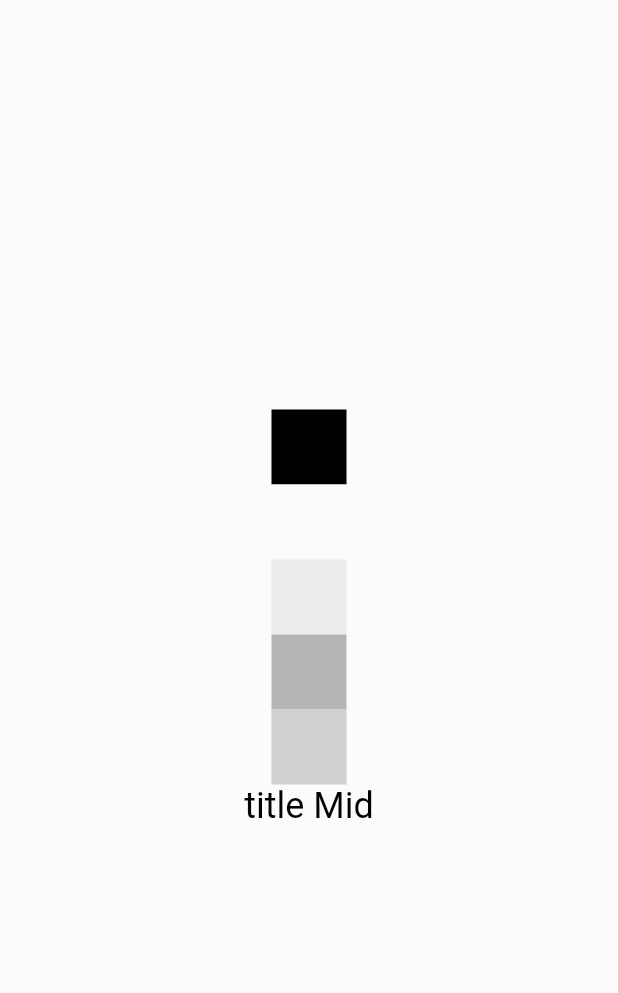
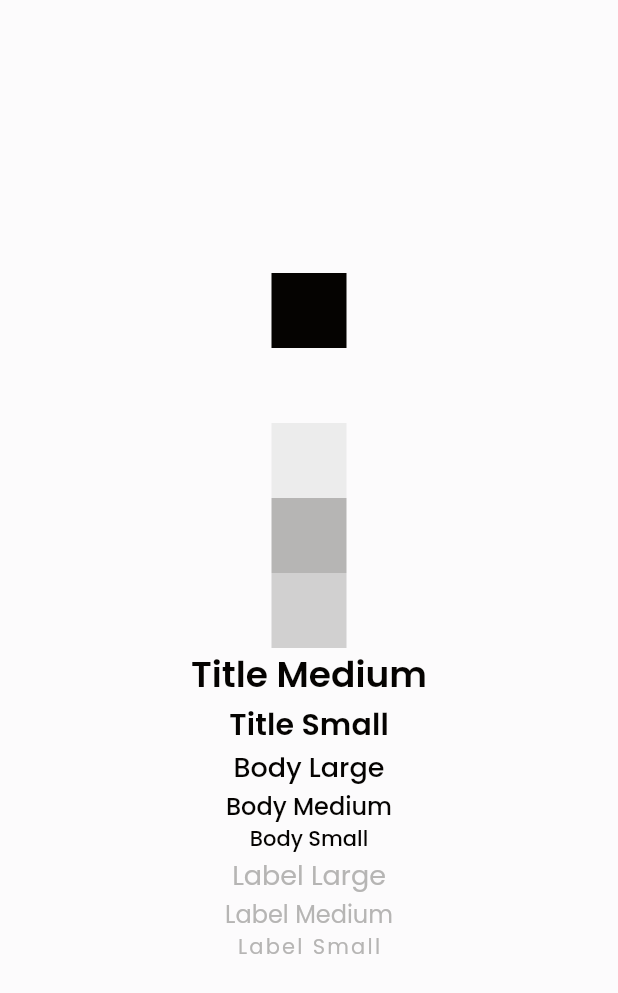
Before and after one commit to athiruj/communication_for_mobile_app_and_esp_module, a Flutter app: the screen it shows after launch, on a phone screen of 412 x 824 dp. Shown: the top 993 px of the screen. Run offline on Flutter 3.47's test engine with Material 2 defaults, Android fonts, the light colour scheme and no system bars.

Commit message:
light themedata Texttheme setup

```diff
--- a/lib/main.dart
+++ b/lib/main.dart
@@ -11,6 +11,7 @@ class MainApp extends StatelessWidget {
   Widget build(BuildContext context) {
     return MaterialApp(
         theme: ThemeData(
+          fontFamily: "Poppins",
           // applyElevationOverlayColor: applyElevationOverlayColor,
           // cupertinoOverrideTheme: cupertinoOverrideTheme,
           // extensions: extensions,
@@ -42,7 +43,7 @@ class MainApp extends StatelessWidget {
           // hintColor: hintColor,
           // hoverColor: hoverColor,
           // indicatorColor: indicatorColor,
-          primaryColor: Colors.black,
+          primaryColor: const Color(0xFF050301),
           // primaryColorDark: primaryColorDark,
           // primaryColorLight: primaryColorLight,
           scaffoldBackgroundColor: const Color(0xFFFCFBFC),
@@ -53,11 +54,38 @@ class MainApp extends StatelessWidget {
           // iconTheme: iconTheme,
           // primaryIconTheme: primaryIconTheme,
           primaryTextTheme: const TextTheme(
-            titleMedium: TextStyle(fontSize: 24,color: Color(0xFF050301)),
-            titleSmall: TextStyle(fontSize: 20,color: Color(0xFF050301)),
-            bodyLarge: TextStyle(fontSize: 18,color: Color(0xFF050301)),
-            bodyMedium: TextStyle(fontSize: 16,color: Color(0xFF050301)),
-            bodySmall: TextStyle(fontSize: 14,color: Color(0xFF050301)),
+            titleMedium: TextStyle(
+                fontSize: 24,
+                color: Color(0xFF050301),
+                fontWeight: FontWeight.w600),
+            titleSmall: TextStyle(
+                fontSize: 20,
+                color: Color(0xFF050301),
+                fontWeight: FontWeight.w600),
+            bodyLarge: TextStyle(
+                fontSize: 18,
+                color: Color(0xFF050301),
+                fontWeight: FontWeight.w500),
+            bodyMedium: TextStyle(
+                fontSize: 16,
+                color: Color(0xFF050301),
+                fontWeight: FontWeight.w500),
+            bodySmall: TextStyle(
+                fontSize: 14,
+                color: Color(0xFF050301),
+                fontWeight: FontWeight.w500),
+            labelLarge: TextStyle(
+                fontSize: 18,
+                color: Color(0xFFB6B5B4),
+                fontWeight: FontWeight.w400),
+            labelMedium: TextStyle(
+                fontSize: 16,
+                color: Color(0xFFB6B5B4),
+                fontWeight: FontWeight.w400),
+            labelSmall: TextStyle(
+                fontSize: 14,
+                color: Color(0xFFB6B5B4),
+                fontWeight: FontWeight.w400),
           ),
           // textTheme: TextTheme(),
           // typography: typography,
@@ -230,7 +258,38 @@ class _MyHomepageState extends State<MyHomepage> {
                 width: 50,
                 color: Theme.of(context).colorScheme.surfaceVariant,
               ),
-              Text("title Mid",style: Theme.of(context).primaryTextTheme.titleMedium,)
+              Text(
+                "Title Medium",
+                style: Theme.of(context).primaryTextTheme.titleMedium,
+              ),
+              Text(
+                "Title Small",
+                style: Theme.of(context).primaryTextTheme.titleSmall,
+              ),
+              Text(
+                "Body Large",
+                style: Theme.of(context).primaryTextTheme.bodyLarge,
+              ),
+              Text(
+                "Body Medium",
+                style: Theme.of(context).primaryTextTheme.bodyMedium,
+              ),
+              Text(
+                "Body Small",
+                style: Theme.of(context).primaryTextTheme.bodySmall,
+              ),
+              Text(
+                "Label Large",
+                style: Theme.of(context).primaryTextTheme.labelLarge,
+              ),
+              Text(
+                "Label Medium",
+                style: Theme.of(context).primaryTextTheme.labelMedium,
+              ),
+              Text(
+                "Label Small",
+                style: Theme.of(context).primaryTextTheme.labelSmall,
+              ),
             ],
           ),
         ),
```
Also changed, not shown: pubspec.yaml (+9 -0 lines), fonts/poppins/Poppins-Medium.ttf (added), fonts/poppins/Poppins-Regular.ttf (added), fonts/poppins/Poppins-SemiBold.ttf (added).
